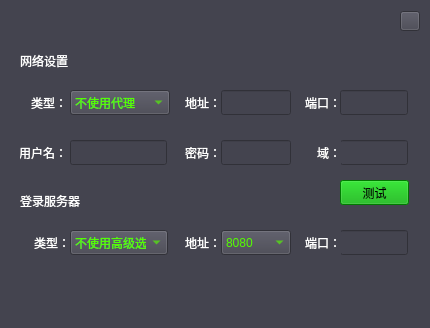
This is VideoPlayer/login/LoginPersonInfo.ui in huizhang556/pc-video-player as Qt 5 draws it before an edit. The edited form follows.
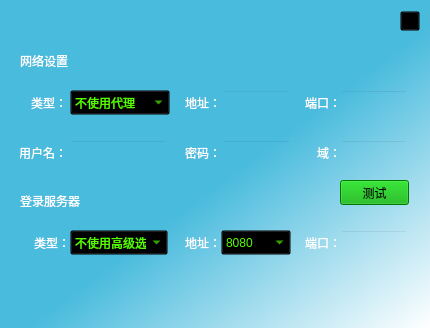
This is the edited form. The open tabs and pages were chosen to show the change. Icons and pictures are not drawn.

```diff
--- a/VideoPlayer/login/LoginPersonInfo.ui
+++ b/VideoPlayer/login/LoginPersonInfo.ui
@@ -16,9 +16,7 @@
   <property name="styleSheet">
    <string notr="true">QWidget
 {
-/*background-color:#136a8a;*/
-background-color:#44444f;
-	
+background-color: qlineargradient(spread:reflect, x1:0.056, y1:0.04, x2:1, y2:1, stop:0.511364 rgba(73, 187, 221, 255), stop:1 rgba(255, 255, 255, 255));
 }
 	</string>
   </property>
@@ -2122,6 +2120,9 @@
       </layout>
      </widget>
      <widget class="QWidget" name="page_5">
+      <property name="styleSheet">
+       <string notr="true">background-color: transparent;</string>
+      </property>
       <widget class="QLabel" name="label_7">
        <property name="geometry">
         <rect>
@@ -2221,6 +2222,11 @@
 color: rgb(85, 255, 0);
 }
 
+QListView
+{
+background-color:#ffffff;
+}
+
 QListView::item:hover
 { 
 color: rgb(85, 255, 0);
@@ -2526,6 +2532,11 @@
 color: rgb(85, 255, 0);
 }
 
+QListView
+{
+background-color:#ffffff;
+}
+
 QListView::item:hover
 { 
 color: rgb(85, 255, 0);
@@ -2668,6 +2679,11 @@
 color: rgb(85, 255, 0);
 }
 
+QListView
+{
+background-color:#ffffff;
+}
+
 QListView::item:hover
 { 
 color: rgb(85, 255, 0);
```
Left out of the diff: 50 changed lines with no effect on the pictures.
